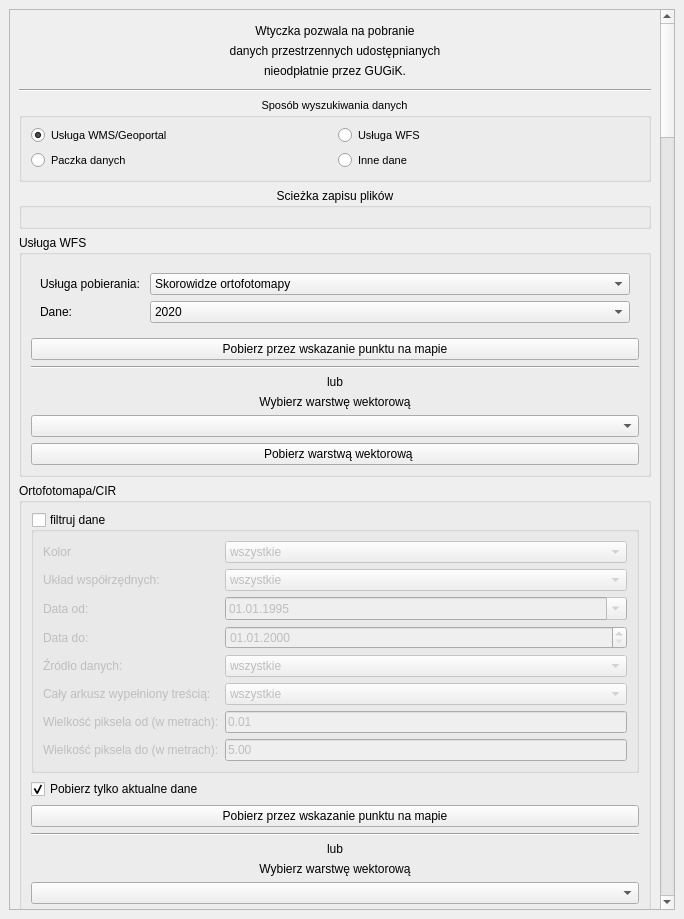
Qt form pobieracz_danych_gugik_base.ui (envirosolutionspl/pobieracz_danych_gugik) before a commit.
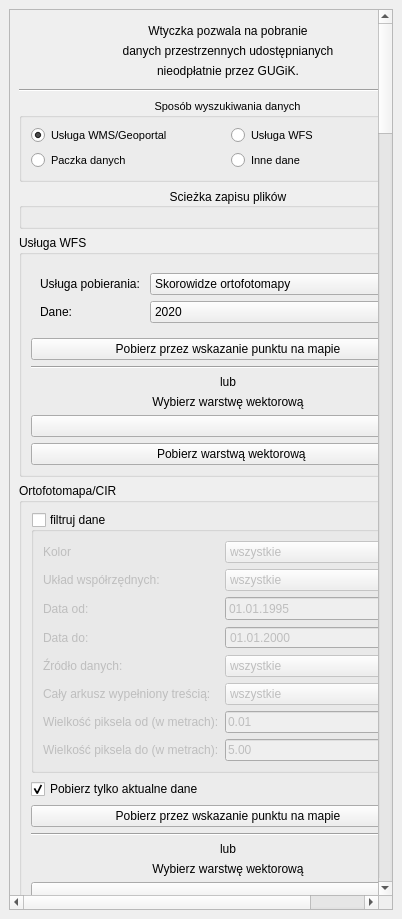
The same form after that commit. Icons and pictures are not drawn. Custom widgets are drawn as their Qt base class.

Commit message: Małe poprawki

Diff of the .ui file:
```diff
--- a/pobieracz_danych_gugik_base.ui
+++ b/pobieracz_danych_gugik_base.ui
@@ -6,7 +6,7 @@
    <rect>
     <x>0</x>
     <y>0</y>
-    <width>684</width>
+    <width>402</width>
     <height>919</height>
    </rect>
   </property>
@@ -33,9 +33,9 @@
        <property name="geometry">
         <rect>
          <x>0</x>
-         <y>0</y>
-         <width>664</width>
-         <height>877</height>
+         <y>-1780</y>
+         <width>369</width>
+         <height>5216</height>
         </rect>
        </property>
        <layout class="QVBoxLayout" name="verticalLayout_2">
@@ -147,7 +147,7 @@
            <string>Sposób wyszukiwania danych</string>
           </property>
           <property name="alignment">
-           <set>Qt::AlignHCenter|Qt::AlignTop</set>
+           <set>Qt::AlignCenter</set>
           </property>
           <layout class="QHBoxLayout" name="horizontalLayout_6">
            <item>
@@ -206,13 +206,7 @@
            <string>Scieżka zapisu plików</string>
           </property>
           <property name="alignment">
-           <set>Qt::AlignHCenter|Qt::AlignTop</set>
-          </property>
-          <property name="flat">
-           <bool>false</bool>
-          </property>
-          <property name="checkable">
-           <bool>false</bool>
+           <set>Qt::AlignCenter</set>
           </property>
           <layout class="QVBoxLayout" name="verticalLayout_4">
            <item>
@@ -229,9 +223,6 @@
           <property name="title">
            <string>Usługa WFS</string>
           </property>
-          <property name="alignment">
-           <set>Qt::AlignLeading|Qt::AlignLeft|Qt::AlignTop</set>
-          </property>
           <property name="collapsed">
            <bool>true</bool>
           </property>
```
Left out of the diff: 141 changed lines with no effect on the pictures.
